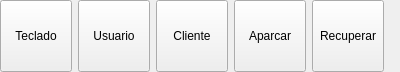
Above: bulmages/bulmatpv/plugins/pluginbt_accesobotones/abrevsbase.ui from eboladev/Bulmages-1 before the change. Below: the same form after it.
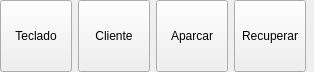
That is the form after the change. Icons and pictures are not drawn.

Commit message: Quito el boton de usuarios del plugin Acceso botones y termino de trasladar la funcionalidad al pluginbf_camareros

```diff
--- a/bulmages/bulmatpv/plugins/pluginbt_accesobotones/abrevsbase.ui
+++ b/bulmages/bulmatpv/plugins/pluginbt_accesobotones/abrevsbase.ui
@@ -6,7 +6,7 @@
    <rect>
     <x>0</x>
     <y>0</y>
-    <width>400</width>
+    <width>314</width>
     <height>72</height>
    </rect>
   </property>
@@ -49,38 +49,6 @@
      </property>
     </widget>
    </item>
-   <item>
-    <widget class="QToolButton" name="mui_usuario">
-     <property name="minimumSize">
-      <size>
-       <width>72</width>
-       <height>72</height>
-      </size>
-     </property>
-     <property name="maximumSize">
-      <size>
-       <width>200</width>
-       <height>72</height>
-      </size>
-     </property>
-     <property name="text">
-      <string>Usuario</string>
-     </property>
-     <property name="icon">
-      <iconset resource="../../../bulmages.qrc">
-       <normaloff>:/Images/employee-list.png</normaloff>:/Images/employee-list.png</iconset>
-     </property>
-     <property name="iconSize">
-      <size>
-       <width>32</width>
-       <height>32</height>
-      </size>
-     </property>
-     <property name="toolButtonStyle">
-      <enum>Qt::ToolButtonTextUnderIcon</enum>
-     </property>
-    </widget>
-   </item>
    <item>
     <widget class="QToolButton" name="mui_cliente">
      <property name="minimumSize">
```
The commit also changes 8 other files.
